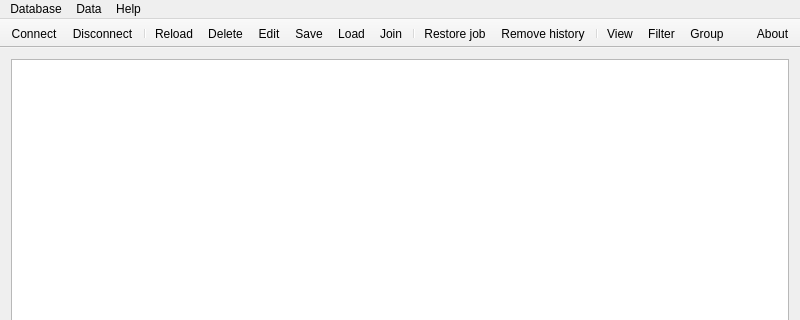
First picture: the form in mainwindow.ui, repository Kuszki/EW-Database, before the edit; both pictures show x 0 to 800 and y 0 to 320 of the 800 by 600 pixel window.
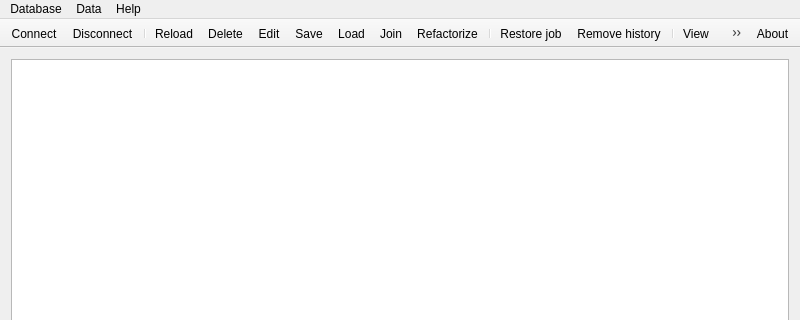
Second picture: the form after the edit. Icons and pictures are not drawn.

Commit message: Implement class change interface

Patch:
```diff
--- a/mainwindow.ui
+++ b/mainwindow.ui
@@ -131,6 +131,7 @@
    <addaction name="actionSave"/>
    <addaction name="actionLoad"/>
    <addaction name="actionJoin"/>
+   <addaction name="actionRefactor"/>
    <addaction name="separator"/>
    <addaction name="actionRestore"/>
    <addaction name="actionHistory"/>
@@ -328,6 +329,17 @@
     <string>Ctrl+L</string>
    </property>
   </action>
+  <action name="actionRefactor">
+   <property name="icon">
+    <iconset theme="insert-text"/>
+   </property>
+   <property name="text">
+    <string>Refactorize</string>
+   </property>
+   <property name="shortcut">
+    <string>Ctrl+R</string>
+   </property>
+  </action>
  </widget>
  <layoutdefault spacing="6" margin="11"/>
  <resources/>
```
Left out of the diff: 4 changed lines with no effect on the pictures. The commit also changes 6 other files.
